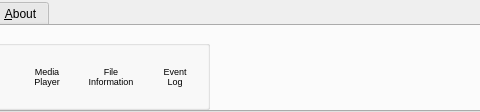
Old version of the form src/ribbon/QURibbonBar.ui in the repository UltraStar-Deluxe/UltraStar-Manager; both pictures show x 319 to 799 and y 0 to 112 of the 1218 by 112 pixel window.
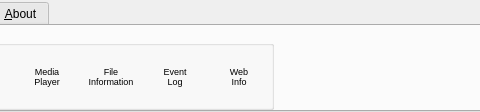
New version of the form. The open tabs and pages were chosen to show the change. Icons and pictures are not drawn.

Commit message: Added QUWebInfoTree widget to retrieve additional information about the song from the internet (currently from swisscharts.com only). This is mainly intended to verify artist/title spelling, release year (and later song genre, possibly from allmusic.com).

Diff of the .ui file:
```diff
--- a/src/ribbon/QURibbonBar.ui
+++ b/src/ribbon/QURibbonBar.ui
@@ -1253,6 +1253,44 @@
          </property>
         </widget>
        </item>
+       <item>
+        <widget class="QToolButton" name="webInfoBtn">
+         <property name="sizePolicy">
+          <sizepolicy hsizetype="Preferred" vsizetype="Preferred">
+           <horstretch>0</horstretch>
+           <verstretch>0</verstretch>
+          </sizepolicy>
+         </property>
+         <property name="minimumSize">
+          <size>
+           <width>64</width>
+           <height>0</height>
+          </size>
+         </property>
+         <property name="font">
+          <font>
+           <pointsize>7</pointsize>
+          </font>
+         </property>
+         <property name="text">
+          <string>Web
+Info</string>
+         </property>
+         <property name="icon">
+          <iconset resource="../resources/UltraStar-Manager.qrc">
+           <normaloff>:/faviconSwissCharts.ico</normaloff>:/faviconSwissCharts.ico</iconset>
+         </property>
+         <property name="checkable">
+          <bool>true</bool>
+         </property>
+         <property name="toolButtonStyle">
+          <enum>Qt::ToolButtonTextUnderIcon</enum>
+         </property>
+         <property name="autoRaise">
+          <bool>true</bool>
+         </property>
+        </widget>
+       </item>
       </layout>
      </widget>
     </item>
```
The commit also changes 7 other files.
